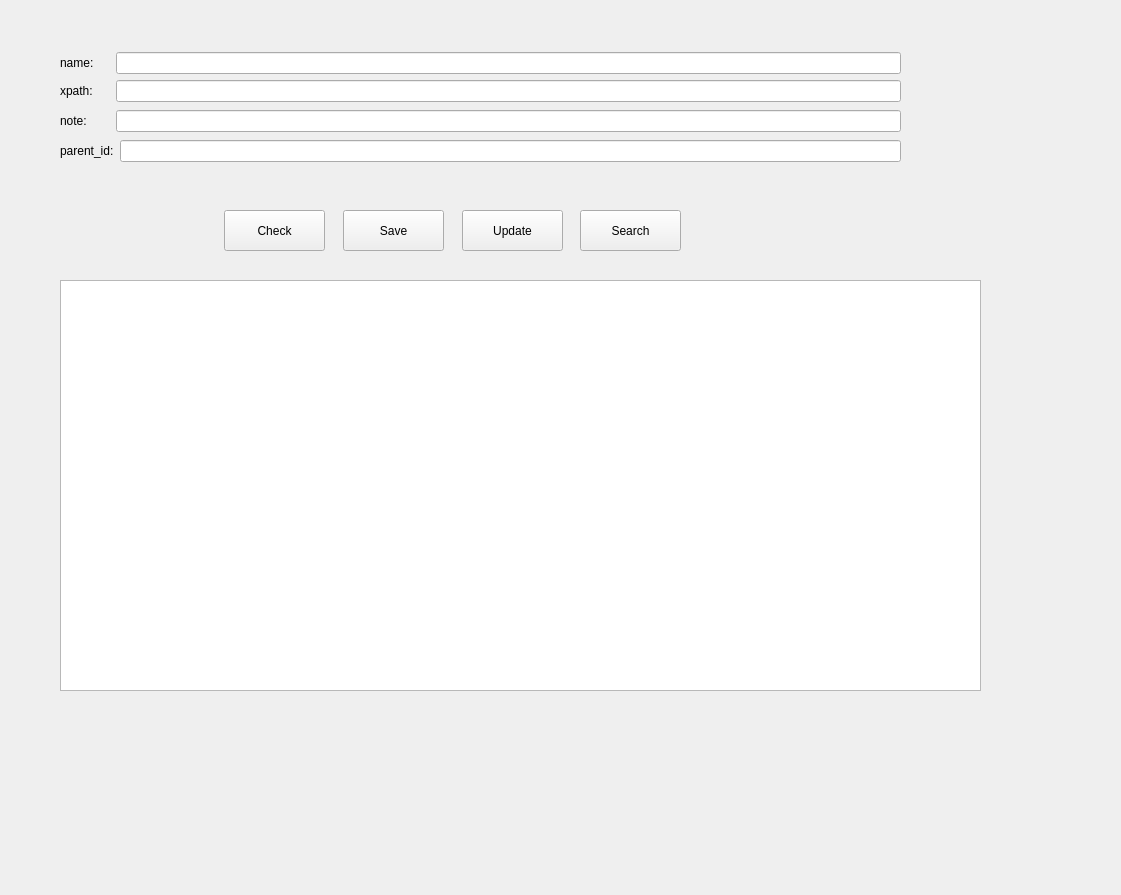
xiaokesama/hqyz-cloud-attendance-test, file qt/manager.ui: the form before one commit.
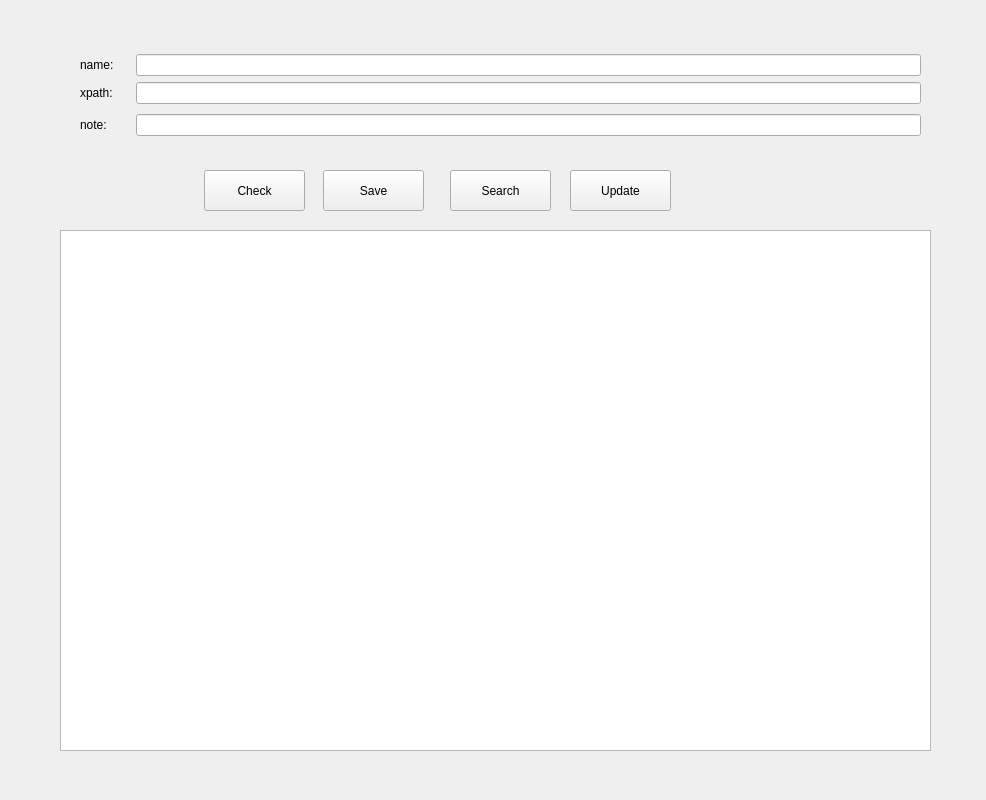
The form after the commit.

Commit message: 增加图片上传按钮；删掉parent_id显示

Diff of the .ui file:
```diff
--- a/qt/manager.ui
+++ b/qt/manager.ui
@@ -2,18 +2,21 @@
 <ui version="4.0">
  <class>Form</class>
  <widget class="QWidget" name="Form">
+  <property name="enabled">
+   <bool>true</bool>
+  </property>
   <property name="geometry">
    <rect>
     <x>0</x>
     <y>0</y>
-    <width>1121</width>
-    <height>895</height>
+    <width>986</width>
+    <height>800</height>
    </rect>
   </property>
   <property name="minimumSize">
    <size>
     <width>0</width>
-    <height>864</height>
+    <height>800</height>
    </size>
   </property>
   <property name="windowTitle">
@@ -22,8 +25,8 @@
   <widget class="QPushButton" name="pushButton">
    <property name="geometry">
     <rect>
-     <x>224</x>
-     <y>210</y>
+     <x>204</x>
+     <y>170</y>
      <width>101</width>
      <height>41</height>
     </rect>
@@ -35,8 +38,8 @@
   <widget class="QPushButton" name="pushButton_2">
    <property name="geometry">
     <rect>
-     <x>343</x>
-     <y>210</y>
+     <x>323</x>
+     <y>170</y>
      <width>101</width>
      <height>41</height>
     </rect>
@@ -48,8 +51,8 @@
   <widget class="QPushButton" name="pushButton_3">
    <property name="geometry">
     <rect>
-     <x>462</x>
-     <y>210</y>
+     <x>570</x>
+     <y>170</y>
      <width>101</width>
      <height>41</height>
     </rect>
@@ -62,19 +65,19 @@
    <property name="geometry">
     <rect>
      <x>60</x>
-     <y>280</y>
-     <width>921</width>
-     <height>411</height>
+     <y>230</y>
+     <width>871</width>
+     <height>521</height>
     </rect>
    </property>
   </widget>
   <widget class="QWidget" name="layoutWidget">
    <property name="geometry">
     <rect>
-     <x>60</x>
+     <x>80</x>
      <y>50</y>
      <width>841</width>
-     <height>114</height>
+     <height>91</height>
     </rect>
    </property>
    <layout class="QVBoxLayout" name="verticalLayout_2">
@@ -124,27 +127,13 @@
       </item>
      </layout>
     </item>
-    <item>
-     <layout class="QHBoxLayout" name="horizontalLayout_4">
-      <item>
-       <widget class="QLabel" name="label_4">
-        <property name="text">
-         <string>parent_id:</string>
-        </property>
-       </widget>
-      </item>
-      <item>
-       <widget class="QLineEdit" name="lineEdit_4"/>
-      </item>
-     </layout>
-    </item>
    </layout>
   </widget>
   <widget class="QPushButton" name="pushButton_4">
    <property name="geometry">
     <rect>
-     <x>580</x>
-     <y>210</y>
+     <x>450</x>
+     <y>170</y>
      <width>101</width>
      <height>41</height>
     </rect>
```
The commit also changes 83 other files.
